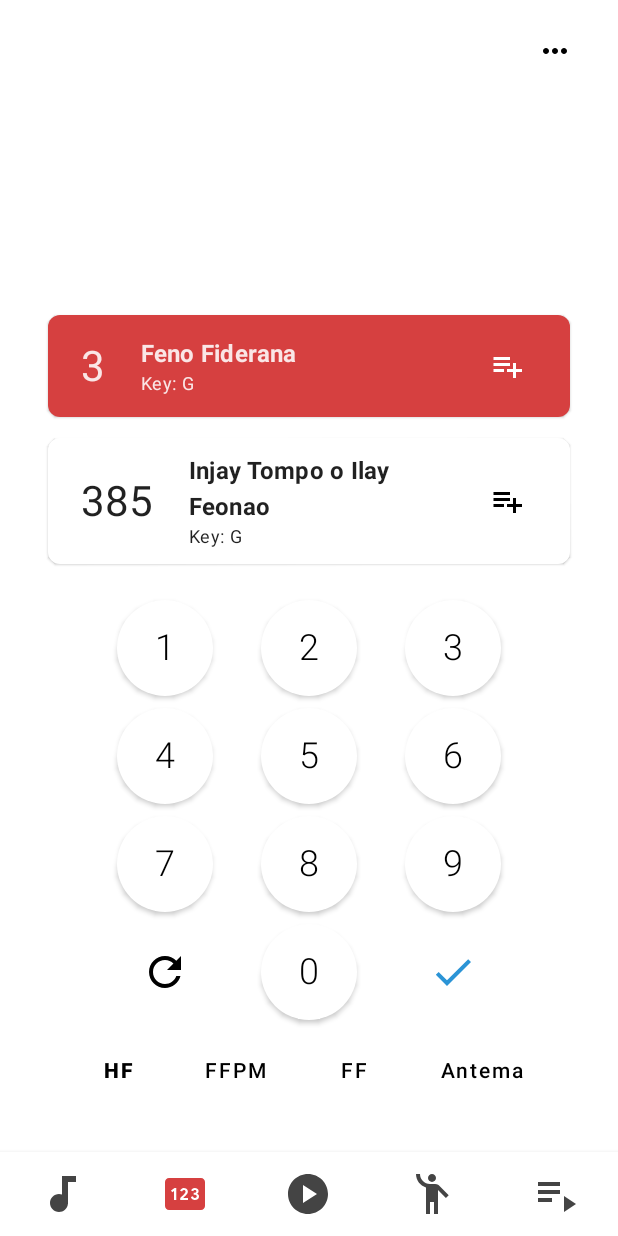
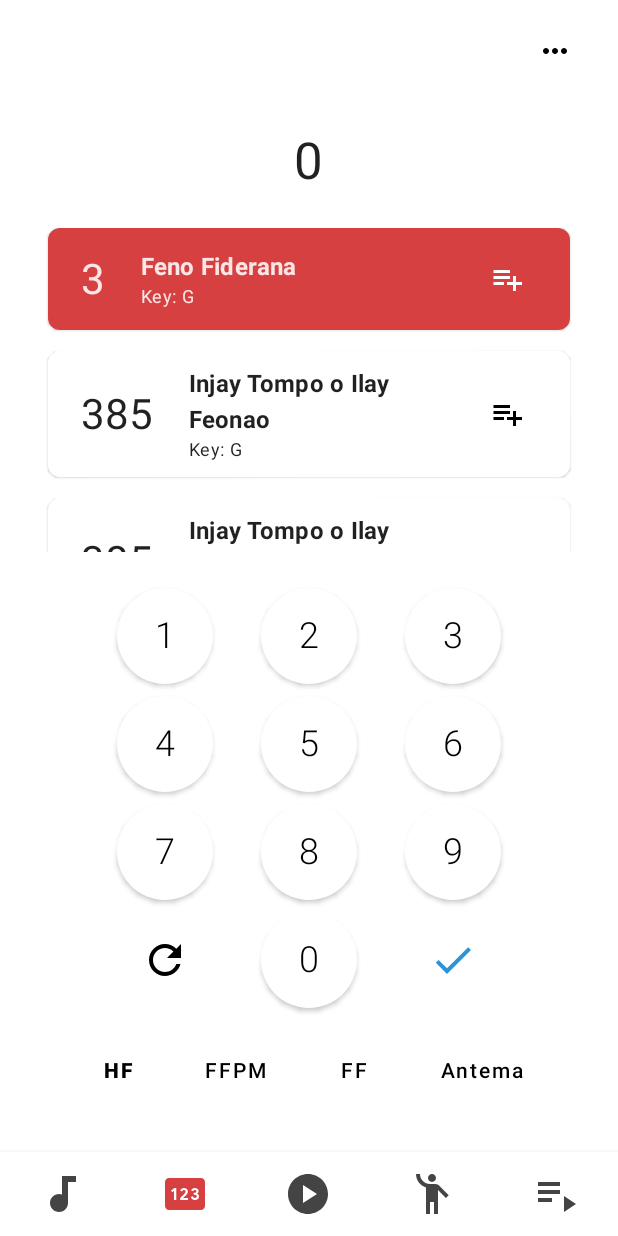
Before and after one commit to mianala/fiderana, an Android app built with Jetpack Compose: the SongsScreen screen opened through its navigation route, item 2 of the bottom bar chosen, on a phone screen of 412 x 824 dp. Run offline under Robolectric (Android 15) with nearby library versions, the phone set to English and light mode, and no system bars.

Commit message:
starting implementation of lists and scrollable layouts

```diff
--- a/app/src/main/java/com/mianala/fiderana/MainActivity.kt
+++ b/app/src/main/java/com/mianala/fiderana/MainActivity.kt
@@ -3,9 +3,7 @@ package com.mianala.fiderana
 import android.os.Bundle
 import androidx.activity.ComponentActivity
 import androidx.activity.compose.setContent
-import androidx.compose.foundation.Image
-import androidx.compose.foundation.background
-import androidx.compose.foundation.clickable
+import androidx.compose.foundation.*
 import androidx.compose.foundation.layout.*
 import androidx.compose.foundation.shape.CircleShape
 import androidx.compose.foundation.shape.RoundedCornerShape
@@ -18,6 +16,7 @@ import androidx.compose.ui.Alignment
 import androidx.compose.ui.Modifier
 import androidx.compose.ui.draw.clip
 import androidx.compose.ui.draw.clipToBounds
+import androidx.compose.ui.draw.shadow
 import androidx.compose.ui.graphics.Color
 import androidx.compose.ui.res.painterResource
 import androidx.compose.ui.text.font.FontWeight
@@ -130,7 +129,7 @@ fun NavigationBar(
 @ExperimentalMaterialApi
 @Composable
 fun Navigation(navController: NavHostController) {
-    NavHost(navController = navController, startDestination = "category") {
+    NavHost(navController = navController, startDestination = "dial") {
         composable("dial") {
             DialScreen()
         }
@@ -196,7 +195,10 @@ fun DialNumber(n: Int, dialViewModel: Dial = viewModel()) {
 fun DialScreen(dialViewModel: Dial = viewModel()) {
     val dialInput by dialViewModel.inputFlow.collectAsState()
 
-    Column {
+    Column(
+        modifier = Modifier
+            .fillMaxSize()
+    ) {
 
         Row(
             modifier = Modifier
@@ -217,18 +219,23 @@ fun DialScreen(dialViewModel: Dial = viewModel()) {
         }
         Column(
             modifier = Modifier
-                .fillMaxSize()
-                .padding(0.dp, 20.dp),
+                .padding(0.dp, 20.dp)
+                .weight(1.0f),
             verticalArrangement = Arrangement.Bottom,
             horizontalAlignment = Alignment.CenterHorizontally,
 
             ) {
 
             Row(horizontalArrangement = Arrangement.Center) {
-                if (dialInput > 0){
-                Text(dialInput.toString(), style = MaterialTheme.typography.h3)}
+                Text(dialInput.toString(), style = MaterialTheme.typography.h4)
             }
-            Column(Modifier.padding(32.dp, 24.dp), Arrangement.spacedBy(14.dp)) {
+            Column(
+                Modifier
+                    .padding(32.dp, 24.dp)
+                    .weight(1f)
+                    .verticalScroll(rememberScrollState())
+                    .wrapContentHeight(), Arrangement.spacedBy(14.dp)
+            ) {
 
                 Card(
                     shape = RoundedCornerShape(8.dp),
@@ -276,7 +283,7 @@ fun DialScreen(dialViewModel: Dial = viewModel()) {
                         }
                     }
                 }
-
+                for (i in 1..5) {
                     Card(
                         shape = RoundedCornerShape(8.dp),
                         onClick = {},
@@ -325,6 +332,8 @@ fun DialScreen(dialViewModel: Dial = viewModel()) {
                     }
                 }
 
+            }
+
 
             Column(
                 modifier = Modifier.fillMaxWidth(),
@@ -370,7 +379,7 @@ fun DialScreen(dialViewModel: Dial = viewModel()) {
 
                     Button(
                         modifier = Modifier.size(64.dp),
-                        onClick = {dialViewModel.reset()},
+                        onClick = { dialViewModel.reset() },
                         elevation = null,
                         shape = CircleShape,
                         colors = ButtonDefaults.buttonColors(backgroundColor = Color.Transparent)
@@ -397,7 +406,6 @@ fun DialScreen(dialViewModel: Dial = viewModel()) {
                             contentDescription = "Go",
                             modifier = Modifier.size(32.dp)
                         )
-                    }
                     }
                 }
 
@@ -432,6 +440,7 @@ fun DialScreen(dialViewModel: Dial = viewModel()) {
                         elevation = null
                     ) {
                         Text(text = "Antema")
+                    }
                 }
             }
         }
@@ -481,10 +490,14 @@ fun SongsScreen() {
             }
         }
         Column(
+            Modifier
+                .weight(1f)
+                .verticalScroll(rememberScrollState())
+                .wrapContentHeight(),
             verticalArrangement = Arrangement.spacedBy(14.dp),
 
             ) {
-
+            for (i in 1..5) {
                 Card(
                     shape = RoundedCornerShape(8.dp),
                     onClick = {},
@@ -528,6 +541,8 @@ fun SongsScreen() {
                         }
                     }
                 }
+            }
+            for (i in 1..5) {
                 Card(
                     shape = RoundedCornerShape(8.dp),
                     onClick = {},
@@ -563,6 +578,8 @@ fun SongsScreen() {
                         }
                     }
                 }
+            }
+            for (i in 1..5) {
                 Card(
                     shape = RoundedCornerShape(8.dp),
                     onClick = {},
@@ -584,13 +601,13 @@ fun SongsScreen() {
                     }
                 }
             }
+        }
 
 
     }
 }
 
 @Composable
-@Preview(showBackground = true)
 fun SongScreen() {
     Column(
         modifier = Modifier
@@ -651,6 +668,7 @@ fun PlaylistScreen() {
             }
         }
         Column(modifier = Modifier.fillMaxSize()) {
+            for (i in 1..5) {
                 Row {
                     Button(
                         modifier = Modifier.size(64.dp),
@@ -712,9 +730,9 @@ fun PlaylistScreen() {
             }
         }
     }
+}
 
 @ExperimentalMaterialApi
-@Preview(showBackground = true)
 @Composable
 fun CategoryScreen() {
     Column(
@@ -726,7 +744,8 @@ fun CategoryScreen() {
         Box(
             modifier = Modifier
                 .padding(10.dp)
-                .background(Color.Cyan, shape = RoundedCornerShape(8.dp)).height(IntrinsicSize.Min)
+                .background(Color.Cyan, shape = RoundedCornerShape(8.dp))
+                .height(IntrinsicSize.Min)
                 .clickable { }
         ) {
             Image(
```
Lines whose indentation alone changed are shown as unchanged.
